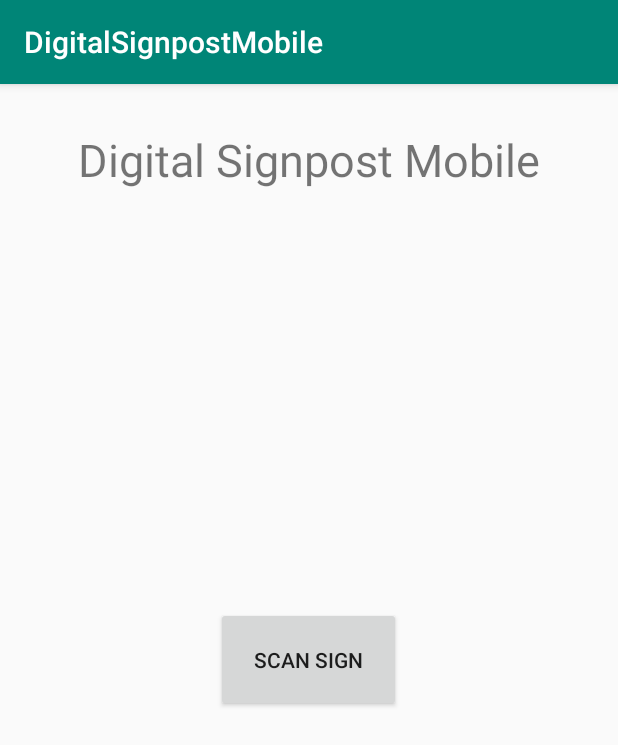
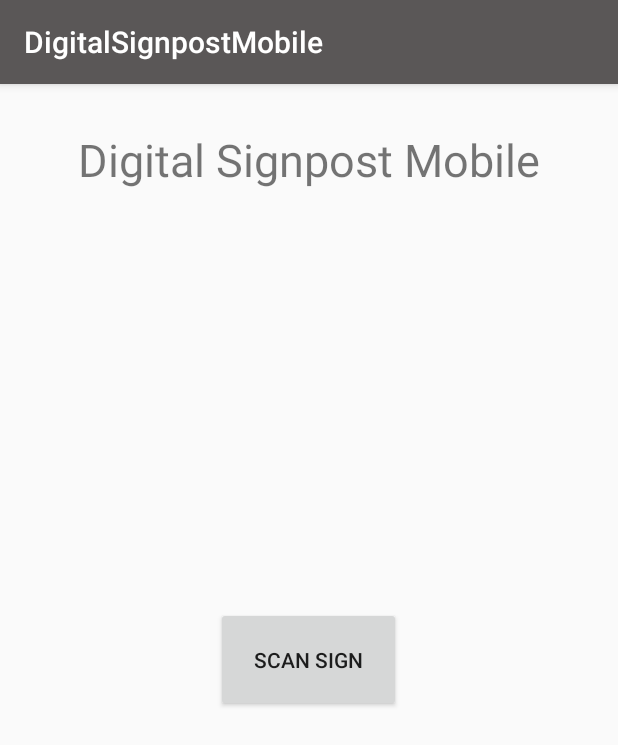
Before and after one commit to Jo-Chris/DigitalSignpostMobile, an Android app: the screen it shows after launch (MainActivity), on a phone screen of 412 x 824 dp. Shown: the top 745 px of the screen. Run offline under Robolectric (Android 15) with nearby library versions, the phone set to English and light mode, and no system bars.

Commit message:
del unrelated project files

```diff
--- a/app/src/main/res/values/colors.xml
+++ b/app/src/main/res/values/colors.xml
@@ -1,6 +1,6 @@
 <?xml version="1.0" encoding="utf-8"?>
 <resources>
-    <color name="colorPrimary">#008577</color>
-    <color name="colorPrimaryDark">#00574B</color>
+    <color name="colorPrimary">#5A5757</color>
+    <color name="colorPrimaryDark">#454646</color>
     <color name="colorAccent">#D81B60</color>
 </resources>
--- a/app/src/main/res/values/strings.xml
+++ b/app/src/main/res/values/strings.xml
@@ -4,4 +4,6 @@
     <string name="digital_signpost_mobile">Digital Signpost Mobile</string>
     <string name="camera">camera</string>
     <string name="capture">Give me the Text</string>
+    <string name="show_the_captured_image">show the captured image</string>
+    <string name="get_results">Get Results</string>
 </resources>
```
Also changed, not shown: app/src/main/res/layout/activity_camera.xml (deleted, +0 -32 lines), app/src/main/res/layout/activity_image.xml (+13 -3 lines).
